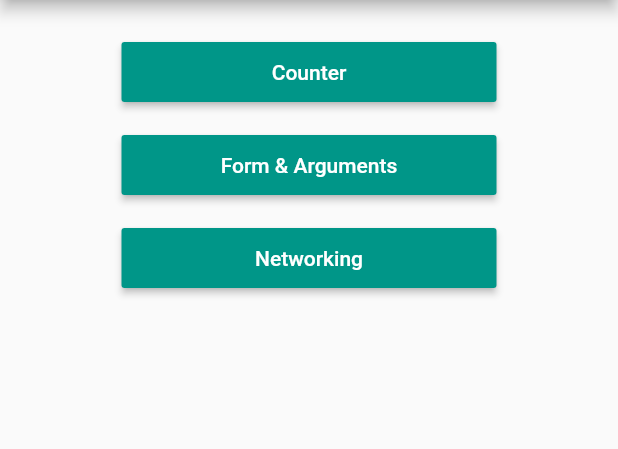
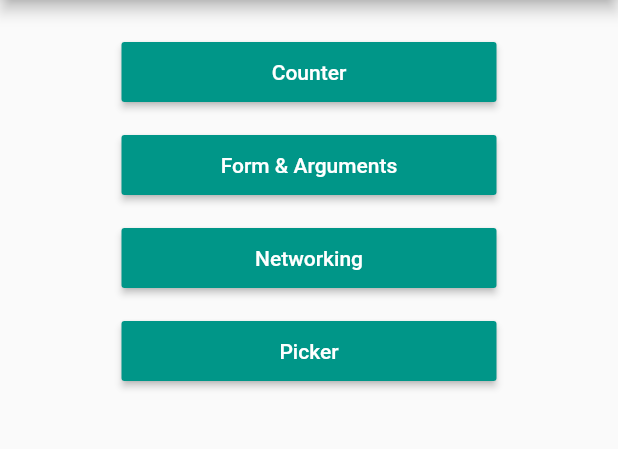
Before and after one commit to yoesuv/GetX-Playground, a Flutter app: the screen it shows after launch, on a phone screen of 412 x 824 dp, the part 84-533 px from its top. Run offline on Flutter 3.47's test engine with Material 2 defaults, Android fonts, the phone set to English and light mode, and no system bars; our stand-ins replace get.

```diff
--- a/lib/src/core/routes/app_route.dart
+++ b/lib/src/core/routes/app_route.dart
@@ -7,6 +7,7 @@ import 'package:my_getx_playground/src/menu/form/form_result_screen.dart';
 import 'package:my_getx_playground/src/menu/form/form_screen.dart';
 import 'package:my_getx_playground/src/menu/home/home_screen.dart';
 import 'package:my_getx_playground/src/menu/networking/networking_screen.dart';
+import 'package:my_getx_playground/src/menu/picker/picker_screen.dart';
 
 final List<GetPage> appRoute = [
   GetPage(
@@ -36,4 +37,9 @@ final List<GetPage> appRoute = [
     page: () => const NetworkingScreen(),
     binding: NetworkingBinding(),
   ),
+  GetPage(
+    name: PickerScreen.routeName,
+    page: () => const PickerScreen(),
+    binding: FormBinding(),
+  ),
 ];
--- a/lib/src/menu/home/home_screen.dart
+++ b/lib/src/menu/home/home_screen.dart
@@ -4,6 +4,7 @@ import 'package:get/get_navigation/get_navigation.dart';
 import 'package:my_getx_playground/src/menu/counter/counter_screen.dart';
 import 'package:my_getx_playground/src/menu/form/form_screen.dart';
 import 'package:my_getx_playground/src/menu/networking/networking_screen.dart';
+import 'package:my_getx_playground/src/menu/picker/picker_screen.dart';
 import 'package:my_getx_playground/src/widgets/my_button.dart';
 
 class HomeScreen extends StatelessWidget {
@@ -49,6 +50,15 @@ class HomeScreen extends StatelessWidget {
                     },
                   ),
                 ),
+                const SizedBox(height: 14),
+                Center(
+                  child: MyButton(
+                    label: 'Picker',
+                    onPressed: () {
+                      Get.toNamed(PickerScreen.routeName);
+                    },
+                  ),
+                ),
               ],
             ),
           ),
--- /dev/null
+++ b/lib/src/menu/picker/picker_controller.dart
@@ -0,0 +1,5 @@
+import 'package:get/get.dart';
+
+class PickerController extends GetxController {
+
+}
```
Also changed, not shown: lib/src/core/bindings/app_bindings.dart (+8 -0 lines), lib/src/menu/picker/picker_screen.dart (added, +29 -0 lines).
